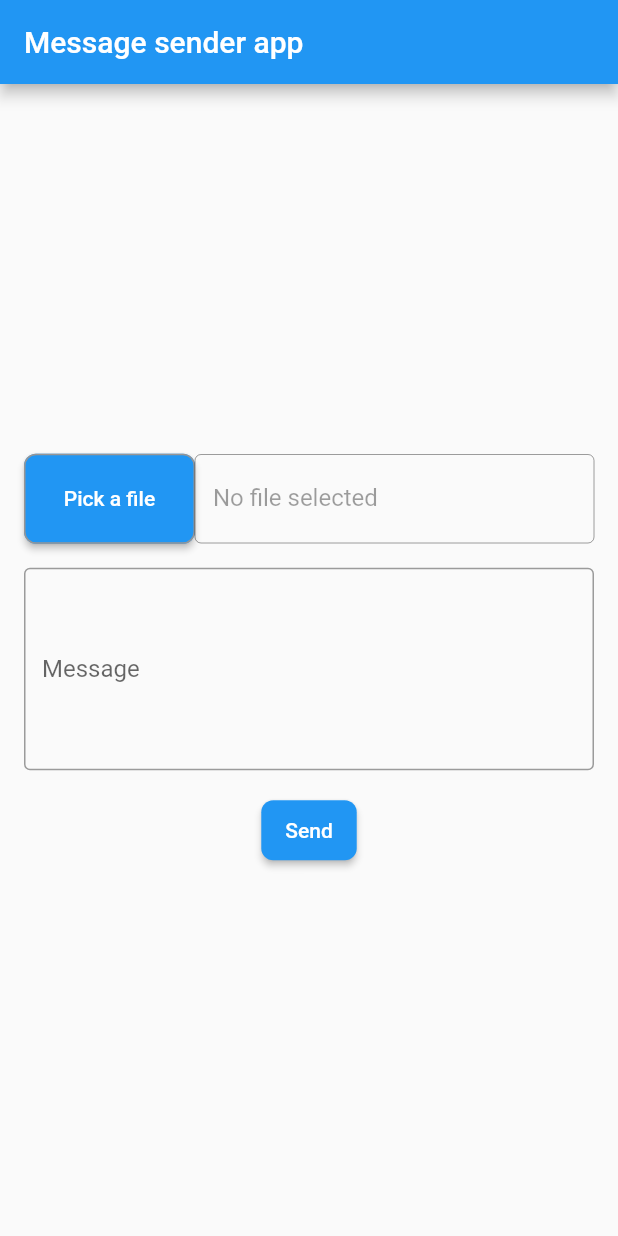
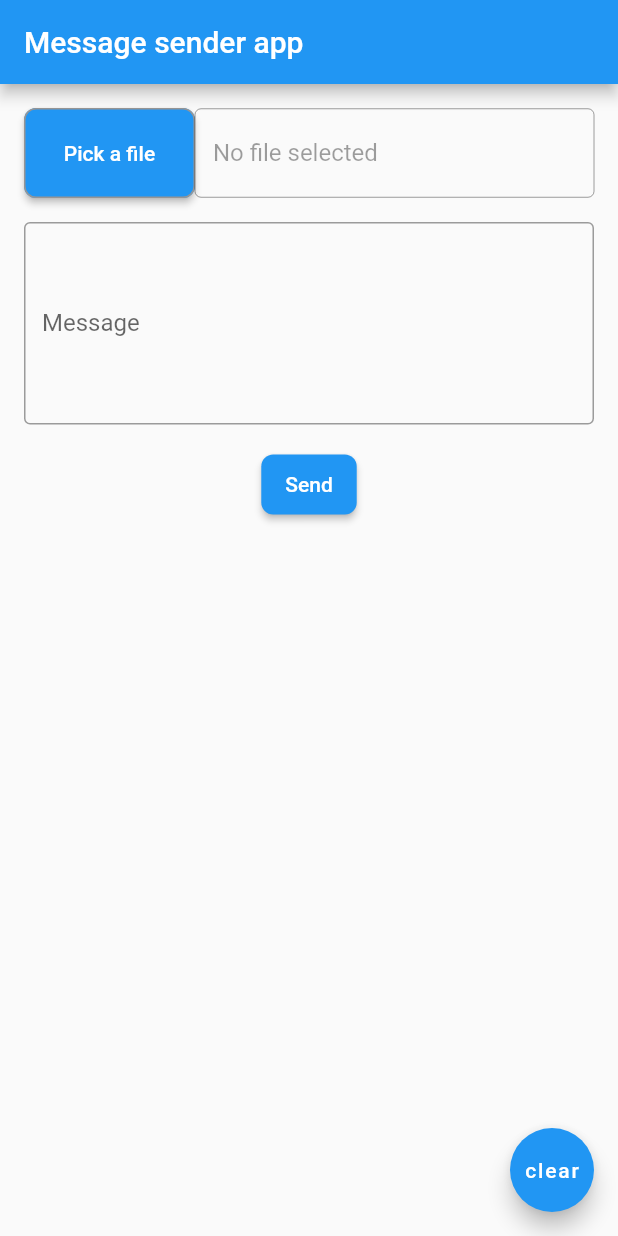
Before and after one commit to Sanjarbek17/send_sms_test_app, a Flutter app: the screen it shows after launch, on a phone screen of 412 x 824 dp. Run offline on Flutter 3.47's test engine with Material 2 defaults, Android fonts, the phone set to English and light mode, and no system bars; our stand-ins replace file_picker, permission_handler; missing offline and left inert: direct_sms.

Commit message:
send user list added and user permission

```diff
--- a/lib/main.dart
+++ b/lib/main.dart
@@ -21,6 +21,7 @@ class MyApp extends StatefulWidget {
 class _MyAppState extends State<MyApp> {
   var directSms = DirectSms();
   List numbers = [];
+  List sendNumbers = [];
   String label = "No file selected";
   int counter = 0;
 
@@ -42,11 +43,19 @@ class _MyAppState extends State<MyApp> {
     var messageController = TextEditingController();
     return MaterialApp(
       home: Scaffold(
+        floatingActionButton: FloatingActionButton(
+          onPressed: () {
+            setState(() {
+              sendNumbers = [];
+            });
+          },
+          child: const Text('clear'),
+        ),
         appBar: AppBar(
           title: const Text('Message sender app'),
         ),
         body: Padding(
-          padding: const EdgeInsets.symmetric(horizontal: 16),
+          padding: const EdgeInsets.only(top: 16, left: 16, right: 16),
           child: Column(
             mainAxisAlignment: MainAxisAlignment.center,
             children: [
@@ -121,9 +130,8 @@ class _MyAppState extends State<MyApp> {
                     for (var number in numbers) {
                       try {
                         _sendSms(message: messageController.text, number: number["phone"].trim());
-                          // wait for 1 second
-                          // await Future.delayed(const Duration(seconds: 2));
                         setState(() {
+                          sendNumbers.add(number);
                           counter++;
                         });
                       } catch (e) {
@@ -150,7 +158,7 @@ class _MyAppState extends State<MyApp> {
                       builder: (context) {
                         return AlertDialog(
                           title: const Text("Message"),
-                            content: Text("Message sended $counter users"),
+                          content: Text("Message sended to $counter users"),
                           actions: [
                             TextButton(
                                 onPressed: () {
@@ -164,9 +172,6 @@ class _MyAppState extends State<MyApp> {
                         );
                       },
                     );
-                      // setState(() {
-                      //   counter = 0;
-                      // });
                   } else {
                     await showDialog(
                         context: context,
@@ -185,7 +190,19 @@ class _MyAppState extends State<MyApp> {
                         });
                   }
                 },
-                  child: Text(counter == 0 ? "Send" : "Sended $counter"))
+                child: Text(counter == 0 ? "Send" : "Sended $counter"),
+              ),
+              Expanded(
+                child: ListView.builder(
+                  itemCount: sendNumbers.length,
+                  itemBuilder: (context, index) {
+                    if (sendNumbers.isNotEmpty) {
+                      return Text("${('${index + 1}:').padRight(4)} ${sendNumbers[index % sendNumbers.length]['name']}");
+                    }
+                    return null;
+                  },
+                ),
+              )
             ],
           ),
         ),
```
Also changed, not shown: 2 other files. Lines whose indentation alone changed are shown as unchanged.
